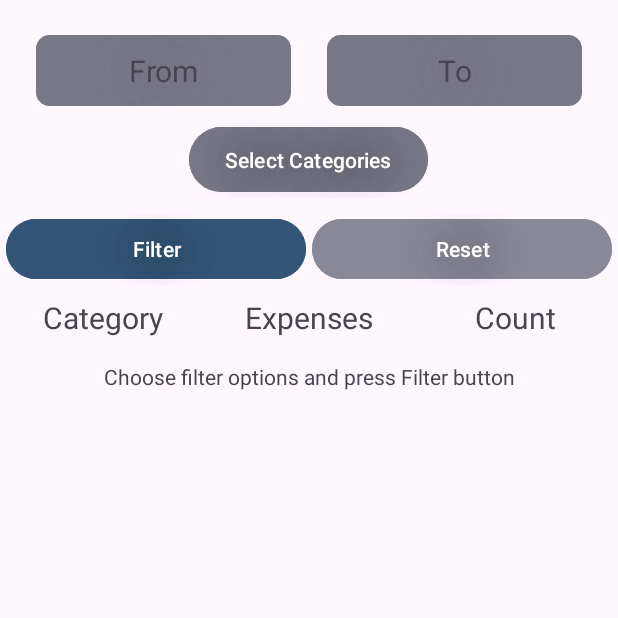
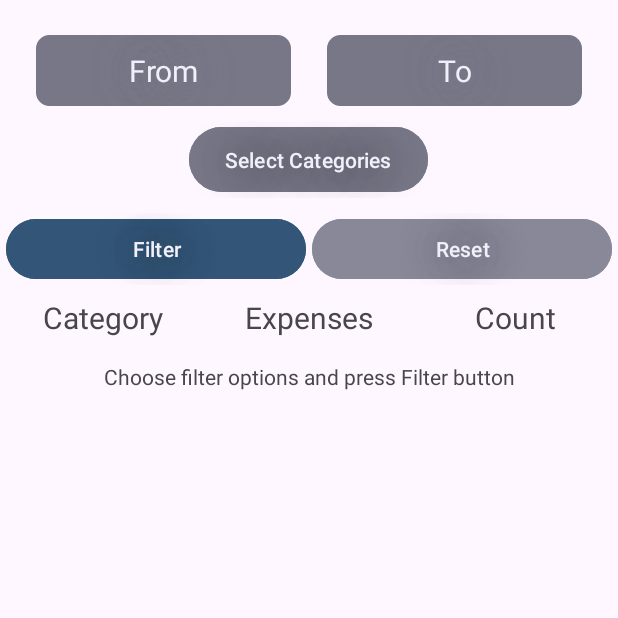
Before and after one commit to RichardFedak/tva, an Android app: the screen it shows after launch (MainActivity), item 2 of the bottom bar chosen, on a phone screen of 412 x 824 dp, the top half of it. Run offline under Robolectric (Android 15) with nearby library versions, the phone set to English and light mode, and no system bars; our stand-ins replace Room's generated code.

Commit message:
Fix text colors

```diff
--- a/app/src/main/res/layout/fragment_stats.xml
+++ b/app/src/main/res/layout/fragment_stats.xml
@@ -31,7 +31,8 @@
             android:shadowDx="1"
             android:shadowDy="1"
             android:shadowRadius="32"
-            android:shadowColor="#777" />
+            android:shadowColor="#777"
+            android:textColor="@color/material_dynamic_neutral_variant95" />
 
         <TextView
             android:id="@+id/statsDateToFilter"
@@ -50,7 +51,8 @@
             android:shadowDx="1"
             android:shadowDy="1"
             android:shadowRadius="32"
-            android:shadowColor="#777" />
+            android:shadowColor="#777"
+            android:textColor="@color/material_dynamic_neutral_variant95" />
     </LinearLayout>
 
     <Button
@@ -66,7 +68,8 @@
         android:shadowDx="1"
         android:shadowDy="1"
         android:shadowRadius="32"
-        android:shadowColor="#333" />
+        android:shadowColor="#333"
+        android:textColor="@color/material_dynamic_neutral_variant95" />
 
     <LinearLayout
         android:layout_width="match_parent"
@@ -102,7 +105,8 @@
             android:shadowDx="1"
             android:shadowDy="1"
             android:shadowRadius="32"
-            android:shadowColor="#333"/>
+            android:shadowColor="#333"
+            android:textColor="@color/material_dynamic_neutral_variant95" />
 
         <Button
             android:id="@+id/statsResetButton"
@@ -118,7 +122,8 @@
             android:shadowDx="1"
             android:shadowDy="1"
             android:shadowRadius="32"
-            android:shadowColor="#333" />
+            android:shadowColor="#333"
+            android:textColor="@color/material_dynamic_neutral_variant95" />
     </LinearLayout>
     <ScrollView
         android:layout_width="match_parent"
```
